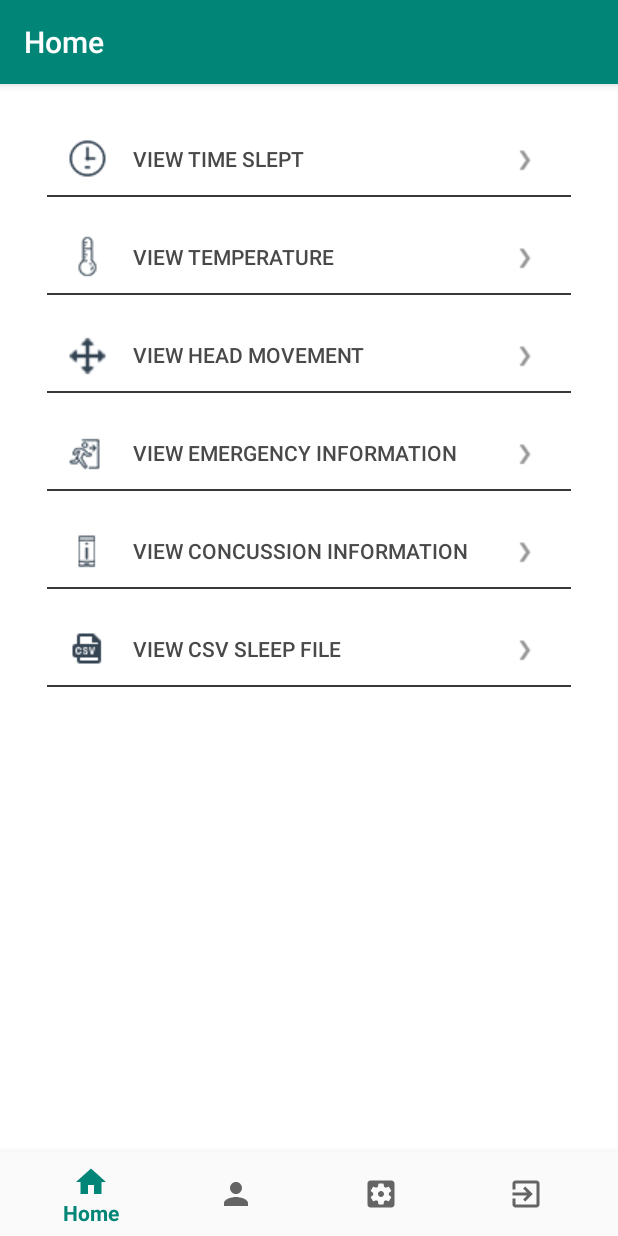
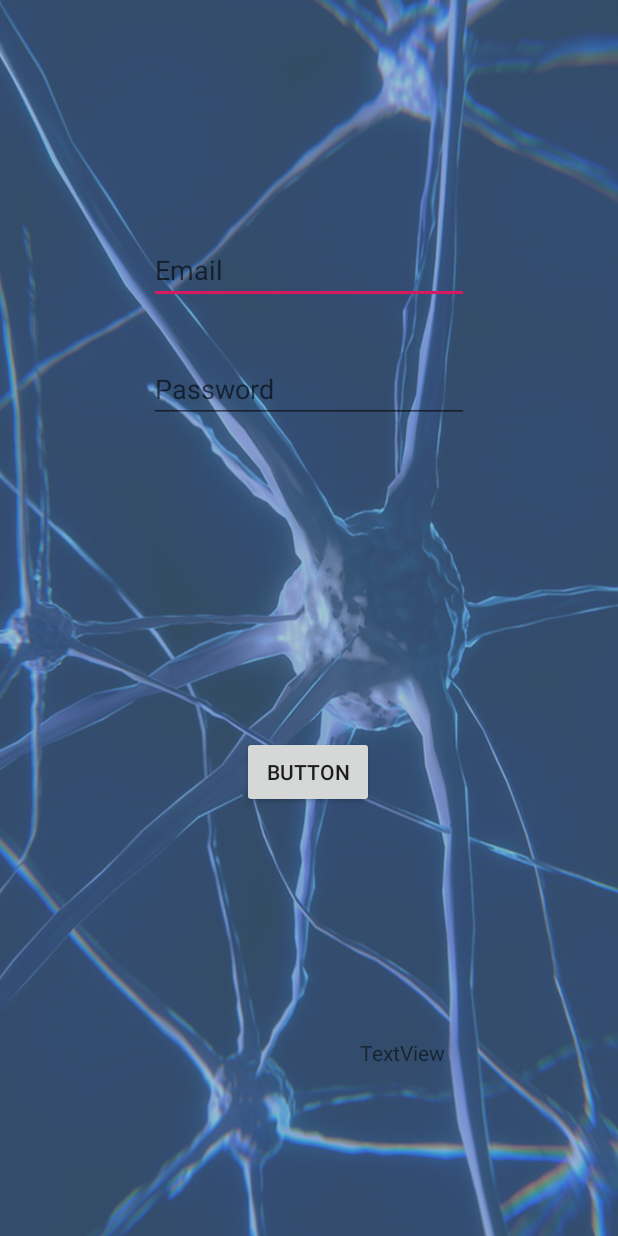
Before and after one commit to Holmelo/KOBOL, an Android app: the screen it shows after launch (MainActivity before the commit, LoginFragment after it), on a phone screen of 412 x 824 dp. Run offline under Robolectric (Android 15) with nearby library versions, the phone set to English and light mode, and no system bars.

Commit message:
Login, Rego + Menu

```diff
--- a/KobolApp3/app/build.gradle
+++ b/KobolApp3/app/build.gradle
@@ -29,4 +29,9 @@ dependencies {
     androidTestImplementation 'androidx.test.espresso:espresso-core:3.2.0'
     implementation files('libs/MPAndroidChart-v3.0.1.jar')
     implementation 'com.opencsv:opencsv:4.6'
+    implementation 'com.google.firebase:firebase-core:11.8.0'
+    implementation 'com.google.firebase:firebase-auth:11.8.0'
 }
+
+
+apply plugin: 'com.google.gms.google-services'
--- /dev/null
+++ b/KobolApp3/app/src/main/java/kobolapp/com/kobolapp3/LoginFragment.java
@@ -0,0 +1,58 @@
+package kobolapp.com.kobolapp3;
+
+import android.content.Intent;
+import android.os.Bundle;
+
+import android.view.View;
+import android.widget.Button;
+import android.widget.EditText;
+import android.widget.Toast;
+import androidx.appcompat.app.ActionBar;
+import androidx.appcompat.app.AppCompatActivity;
+
+public class LoginFragment extends AppCompatActivity  {
+
+
+    EditText e1, e2;
+    Button b1;
+    DatabaseHelper db;
+
+    @Override
+    protected void onCreate(Bundle savedInstanceState) {
+        super.onCreate(savedInstanceState);
+        ActionBar actionBar = getSupportActionBar();
+        actionBar.hide();
+        setContentView(R.layout.fragment_login);
+
+
+        db = new DatabaseHelper(this);
+        e1 = findViewById(R.id.email);
+        e2 = findViewById(R.id.password);
+        b1 = findViewById(R.id.login);
+        b1.setOnClickListener(new View.OnClickListener() {
+            @Override
+            public void onClick(View v) {
+
+                String email = e1.getText().toString();
+                String password = e2.getText().toString();
+
+                Boolean checkemailpass = db.emailpassword(email, password);
+                if (checkemailpass==true) {
+                    Toast.makeText(getApplicationContext(), "Successful Login", Toast.LENGTH_SHORT).show();
+                    openActivity();
+                } else {
+                    Toast.makeText(getApplicationContext(), "Wrong email or password", Toast.LENGTH_SHORT).show();
+                }
+
+
+            }
+        });
+
+    }
+
+    public void openActivity() {
+        Intent intent = new Intent(this, HomeMenu.class);
+        startActivity(intent);
+    }
+
+}
--- /dev/null
+++ b/KobolApp3/app/src/main/res/layout/fragment_login.xml
@@ -0,0 +1,60 @@
+<?xml version="1.0" encoding="utf-8"?>
+<androidx.constraintlayout.widget.ConstraintLayout xmlns:android="http://schemas.android.com/apk/res/android"
+    xmlns:app="http://schemas.android.com/apk/res-auto"
+    xmlns:tools="http://schemas.android.com/tools"
+    android:layout_width="match_parent"
+    android:layout_height="match_parent"
+    tools:context=".LoginFragment"
+    android:background="@drawable/background"
+    >
+
+    <EditText
+        android:id="@+id/email"
+        android:layout_width="wrap_content"
+        android:layout_height="wrap_content"
+        android:ems="10"
+        android:hint="Email"
+        android:inputType="textEmailAddress"
+        app:layout_constraintBottom_toBottomOf="parent"
+        app:layout_constraintEnd_toEndOf="parent"
+        app:layout_constraintStart_toStartOf="parent"
+        app:layout_constraintTop_toTopOf="parent"
+        app:layout_constraintVertical_bias="0.202" />
+
+    <EditText
+        android:id="@+id/password"
+        android:layout_width="wrap_content"
+        android:layout_height="wrap_content"
+        android:ems="10"
+        android:hint="Password"
+        android:inputType="textPassword"
+        app:layout_constraintBottom_toBottomOf="parent"
+        app:layout_constraintEnd_toEndOf="parent"
+        app:layout_constraintStart_toStartOf="parent"
+        app:layout_constraintTop_toTopOf="parent"
+        app:layout_constraintVertical_bias="0.304" />
+
+    <Button
+        android:id="@+id/login"
+        android:layout_width="wrap_content"
+        android:layout_height="wrap_content"
+        android:text="Button"
+        app:layout_constraintBottom_toBottomOf="parent"
+        app:layout_constraintEnd_toEndOf="parent"
+        app:layout_constraintHorizontal_bias="0.498"
+        app:layout_constraintStart_toStartOf="parent"
+        app:layout_constraintTop_toTopOf="parent"
+        app:layout_constraintVertical_bias="0.632" />
+
+    <TextView
+        android:id="@+id/textView2"
+        android:layout_width="wrap_content"
+        android:layout_height="wrap_content"
+        android:text="TextView"
+        app:layout_constraintBottom_toBottomOf="parent"
+        app:layout_constraintEnd_toEndOf="parent"
+        app:layout_constraintHorizontal_bias="0.676"
+        app:layout_constraintStart_toStartOf="parent"
+        app:layout_constraintTop_toTopOf="parent"
+        app:layout_constraintVertical_bias="0.86" />
+</androidx.constraintlayout.widget.ConstraintLayout>
--- a/KobolApp3/app/src/main/res/values/strings.xml
+++ b/KobolApp3/app/src/main/res/values/strings.xml
@@ -1,4 +1,5 @@
 <resources>
     <string name="app_name">KobolApp3</string>
     <string name="sample_page_temperature">Sample Page - Temperature</string>
+    <string name="username">Username</string>
 </resources>
--- a/KobolApp3/app/src/main/res/values/styles.xml
+++ b/KobolApp3/app/src/main/res/values/styles.xml
@@ -8,4 +8,5 @@
         <item name="colorAccent">@color/colorAccent</item>
     </style>
 
+
 </resources>
--- a/KobolApp3/build.gradle
+++ b/KobolApp3/build.gradle
@@ -8,7 +8,7 @@ buildscript {
     }
     dependencies {
         classpath 'com.android.tools.build:gradle:3.5.0'
-
+        classpath 'com.google.gms:google-services:4.3.2'
         // NOTE: Do not place your application dependencies here; they belong
         // in the individual module build.gradle files
     }
```
Also changed, not shown: KobolApp3/app/src/main/AndroidManifest.xml (+5 -2 lines), KobolApp3/app/src/main/java/kobolapp/com/kobolapp3/DatabaseHelper.java (added, +60 -0 lines), KobolApp3/app/src/main/java/kobolapp/com/kobolapp3/HomeMenu.java (added, +37 -0 lines), KobolApp3/app/src/main/java/kobolapp/com/kobolapp3/RegisterFragment.java (added, +82 -0 lines), KobolApp3/app/src/main/res/layout/fragment_menu.xml (added, +137 -0 lines), KobolApp3/app/src/main/res/layout/fragment_register.xml (added, +197 -0 lines), KobolApp3/app/src/main/res/drawable/background.jpg (added), 1 other file.
